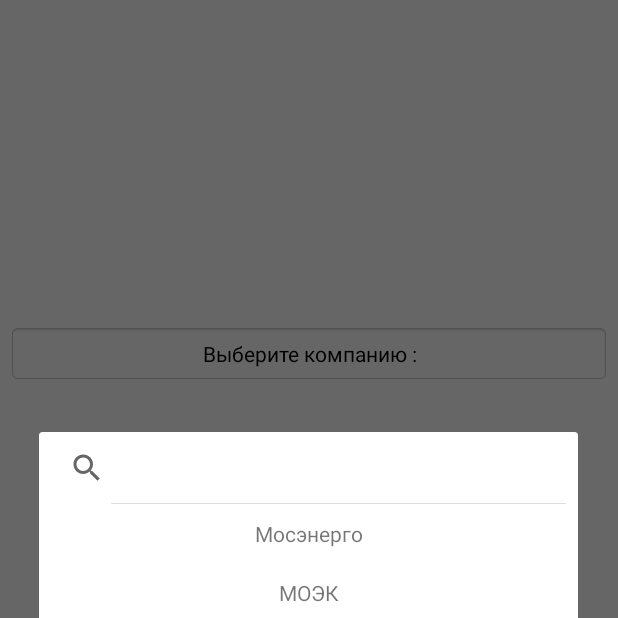
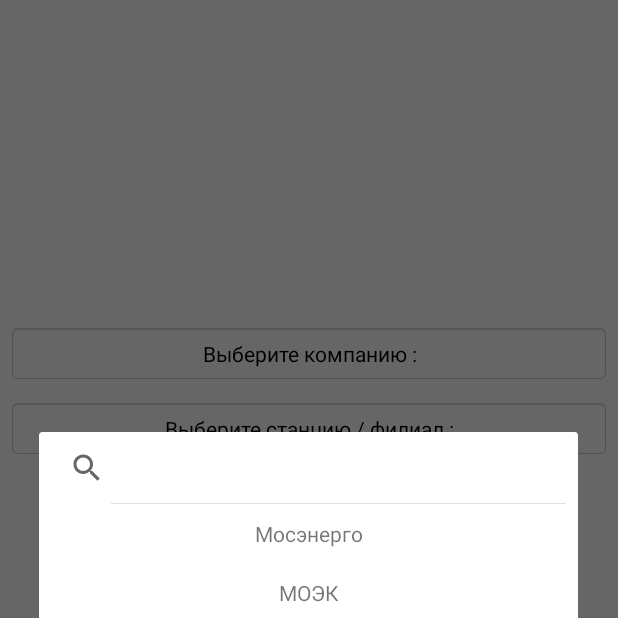
Before and after one commit to KirillEnerGo/EnerGo, an Android app: the EditAdsAct screen opened directly, with no data from a screen before it, after a tap on "Выберите компанию :", on a phone screen of 412 x 824 dp, the top half of it. Run offline under Robolectric (Android 15) with nearby library versions, the phone set to English and light mode, and no system bars.

Commit message:
add select tec

```diff
--- a/app/build.gradle
+++ b/app/build.gradle
@@ -9,7 +9,7 @@ android {
 	compileSdk 32
 
 	defaultConfig {
-		applicationId "com.example.boardforfinders"
+		applicationId "com.mosenergo.energo"
 		minSdk 24
 		targetSdk 32
 		versionCode 1
--- a/app/src/main/java/com/mosenergo/energo/act/EditAdsAct.kt
+++ b/app/src/main/java/com/mosenergo/energo/act/EditAdsAct.kt
@@ -2,7 +2,7 @@ package com.mosenergo.energo.act
 
 import android.os.Bundle
 import android.view.View
-import android.widget.ArrayAdapter
+import android.widget.Toast
 import androidx.appcompat.app.AppCompatActivity
 import com.mosenergo.energo.R
 import com.mosenergo.energo.databinding.ActivityEditAdsBinding
@@ -27,8 +27,22 @@ class EditAdsAct: AppCompatActivity() {
 
 		// OnClicks
 	fun onClickSelectCompany(view: View){
-			val listTEC = TecHelper.getAllTEC(this)
-			dialog.showSpinnerDialog(this, listTEC)
+			val listCompany = TecHelper.getAllCompanies(this)
+			dialog.showSpinnerDialog(this, listCompany, rootElement.tvCompany)
+			if(rootElement.tvTEC.text.toString() != getString(R.string.select_tec))
+			{
+				rootElement.tvTEC.text = getString(R.string.select_tec)
+			}
+	}
+
+	fun onClickSelectTEC(view: View){
+		val selectedCompany = rootElement.tvCompany.text.toString()
+		if (selectedCompany != getString(R.string.select_company)) {
+			val listTEC = TecHelper.getAllFilial(selectedCompany, this)
+			dialog.showSpinnerDialog(this, listTEC, rootElement.tvTEC)
+		} else {
+			Toast.makeText(this, R.string.select_company_above, Toast.LENGTH_LONG).show()
+					}
 	}
 
 
--- a/app/src/main/java/com/mosenergo/energo/dialogs/DialogSpinnerHelper.kt
+++ b/app/src/main/java/com/mosenergo/energo/dialogs/DialogSpinnerHelper.kt
@@ -4,6 +4,7 @@ import android.app.AlertDialog
 import android.content.Context
 import android.view.LayoutInflater
 import android.widget.SearchView
+import android.widget.TextView
 import androidx.recyclerview.widget.LinearLayoutManager
 import androidx.recyclerview.widget.RecyclerView
 import com.mosenergo.energo.R
@@ -11,11 +12,11 @@ import com.mosenergo.energo.utils.TecHelper
 
 class DialogSpinnerHelper {
 
-	fun showSpinnerDialog(context: Context, list: ArrayList<String>){
+	fun showSpinnerDialog(context: Context, list: ArrayList<String>, tvSelection: TextView){
 		val builder = AlertDialog.Builder(context)
 		var dialog = builder.create()
 		val rootView = LayoutInflater.from(context).inflate(R.layout.spinner_layout, null)
-		val adapter = RcViewDialogSpinnerAdapter(context,dialog)
+		val adapter = RcViewDialogSpinnerAdapter(tvSelection, dialog)
 		val rcView = rootView.findViewById<RecyclerView>(R.id.rcSpView)
 		val sv = rootView.findViewById<SearchView>(R.id.svSpinner)
 		rcView.layoutManager = LinearLayoutManager(context)
--- a/app/src/main/java/com/mosenergo/energo/dialogs/RcViewDialogSpinnerAdapter.kt
+++ b/app/src/main/java/com/mosenergo/energo/dialogs/RcViewDialogSpinnerAdapter.kt
@@ -12,12 +12,12 @@ import com.mosenergo.energo.R
 import com.mosenergo.energo.act.EditAdsAct
 import com.mosenergo.energo.dialogs.RcViewDialogSpinnerAdapter.*
 
-class RcViewDialogSpinnerAdapter(var context: Context, var dialog: AlertDialog): RecyclerView.Adapter<SpViewHolder>() {
+class RcViewDialogSpinnerAdapter(var tvSelection: TextView, var dialog: AlertDialog): RecyclerView.Adapter<SpViewHolder>() {
 	private val mainList = ArrayList<String>()
 
 	override fun onCreateViewHolder(parent: ViewGroup, viewType: Int): SpViewHolder {
 		val view = LayoutInflater.from(parent.context).inflate(R.layout.sp_list_item, parent, false)
-		return SpViewHolder(view, context, dialog)
+		return SpViewHolder(view, tvSelection, dialog)
 	}
 
 	override fun onBindViewHolder(holder: SpViewHolder, position: Int) {
@@ -27,7 +27,7 @@ class RcViewDialogSpinnerAdapter(var context: Context, var dialog: AlertDialog):
 	override fun getItemCount(): Int {
 		return mainList.size
 	}
-	class SpViewHolder(itemView: View, var context: Context, var dialog: AlertDialog) : RecyclerView.ViewHolder(itemView), OnClickListener {
+	class SpViewHolder(itemView: View, var tvSelection: TextView, var dialog: AlertDialog) : RecyclerView.ViewHolder(itemView), OnClickListener {
 		private var itemText = ""
 		fun setData(text: String){
 			val tvSpItem = itemView.findViewById<TextView>(R.id.tvSpItem)
@@ -37,7 +37,7 @@ class RcViewDialogSpinnerAdapter(var context: Context, var dialog: AlertDialog):
 		}
 		// выбор компании из списка и присваивание
 		override fun onClick(v: View?) {
-			(context as EditAdsAct).rootElement.tvCompany.text = itemText
+			tvSelection.text = itemText
 			dialog.dismiss()
 		}
 	}
--- a/app/src/main/res/layout/activity_edit_ads.xml
+++ b/app/src/main/res/layout/activity_edit_ads.xml
@@ -38,6 +38,18 @@
 				android:text="@string/select_company"
 				android:textColor="#000000" />
 
+			<TextView
+				android:id="@+id/tvTEC"
+				android:layout_width="match_parent"
+				android:layout_height="wrap_content"
+				android:layout_margin="5dp"
+				android:background="@android:drawable/editbox_background_normal"
+				android:gravity="center"
+				android:onClick="onClickSelectTEC"
+				android:padding="10dp"
+				android:text="@string/select_tec"
+				android:textColor="#000000" />
+
 		</LinearLayout>
 	</ScrollView>
 </androidx.constraintlayout.widget.ConstraintLayout>
--- a/app/src/main/res/values/strings.xml
+++ b/app/src/main/res/values/strings.xml
@@ -37,7 +37,8 @@
 
 	<!-- Edit Activity -->
 	<string name="select_company">Выберите компанию :</string>
-	<string name="select_filial">Выберите филиал :</string>
+	<string name="select_tec">Выберите станцию / филиал :</string>
+	<string name="select_company_above">Выберите компанию из списка выше</string>
 
 
 </resources>
```
Also changed, not shown: app/src/main/java/com/mosenergo/energo/utils/TecHelper.kt (+41 -14 lines).
